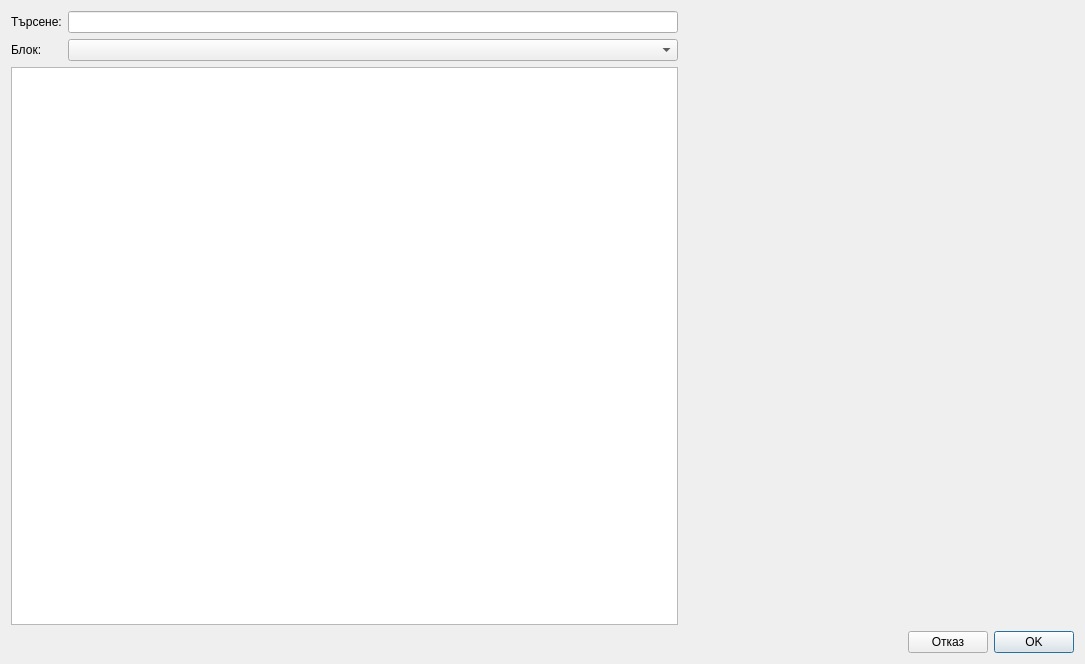
Above: src/View/Widgets/ProcedureDialog.ui from thefinalcutbg/DinoDent before the change. Below: the same form after it.
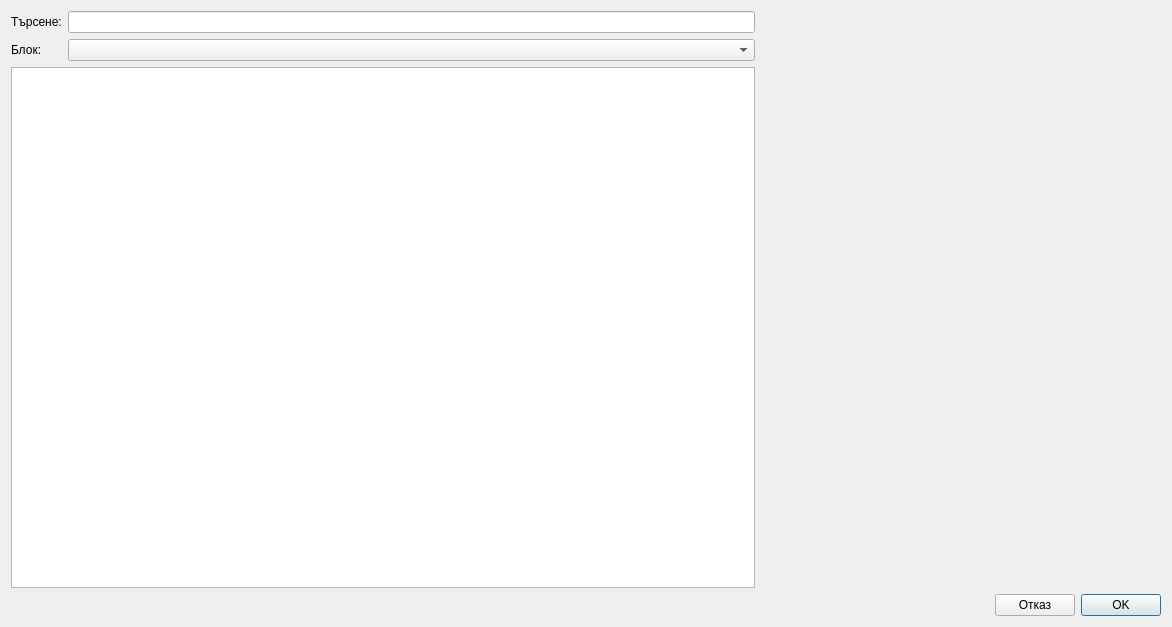
That is the form after the change. Custom widgets are drawn as their Qt base class.

```diff
--- a/src/View/Widgets/ProcedureDialog.ui
+++ b/src/View/Widgets/ProcedureDialog.ui
@@ -6,8 +6,8 @@
    <rect>
     <x>0</x>
     <y>0</y>
-    <width>1085</width>
-    <height>664</height>
+    <width>1172</width>
+    <height>627</height>
    </rect>
   </property>
   <property name="minimumSize">
@@ -87,13 +87,13 @@
            </property>
            <property name="minimumSize">
             <size>
-             <width>390</width>
+             <width>400</width>
              <height>400</height>
             </size>
            </property>
            <property name="maximumSize">
             <size>
-             <width>390</width>
+             <width>400</width>
              <height>16777215</height>
             </size>
            </property>
```
